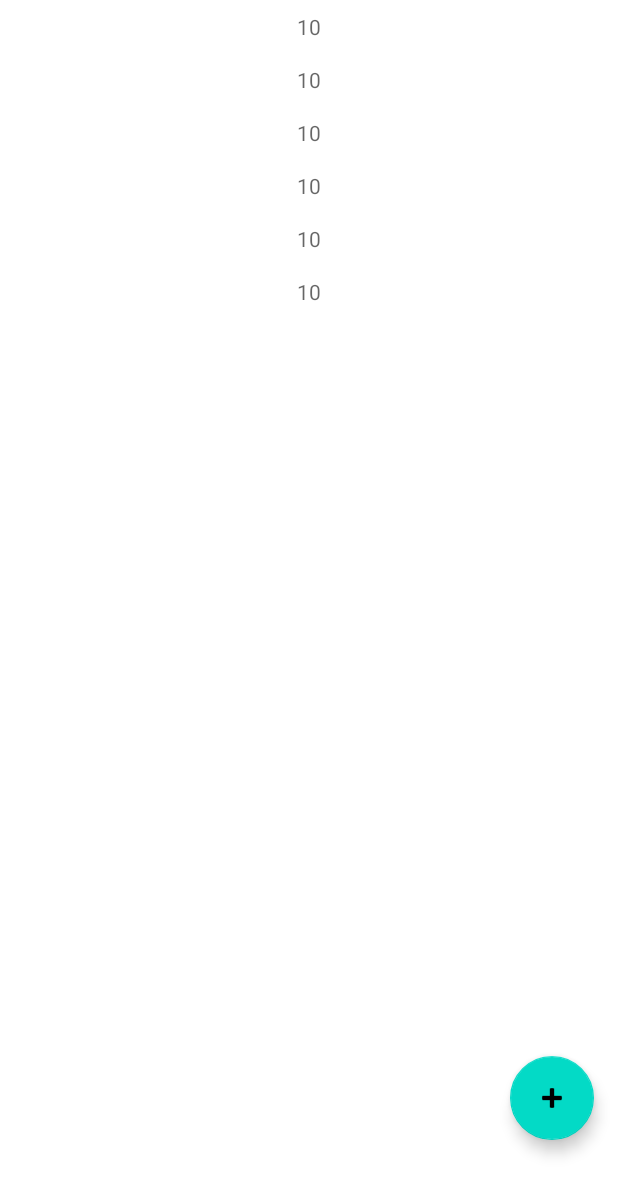
After one commit to technicholy/TaskyMcTaskface, an Android app: the layout fragment_main.xml on its own in the app's theme, with its tools: preview values and no code run, on a phone screen of 412 x 824 dp. The commit adds this screen. Shown: the top 1195 px of the screen. Run offline under Robolectric (Android 15) with nearby library versions, the phone set to English and light mode, and no system bars.

Commit message:
Creates list of numbers with button to add new numbers to list. Recycler view is fixed in place to prevent pushing te button off screen.

```diff
--- /dev/null
+++ b/app/src/main/java/com/example/taskymctaskface/data/local/model/Counter.kt
@@ -0,0 +1,4 @@
+package com.example.taskymctaskface.data.local.model
+
+
+data class Counter(val number: Number)
--- /dev/null
+++ b/app/src/main/res/layout/fragment_main.xml
@@ -0,0 +1,39 @@
+<?xml version="1.0" encoding="utf-8"?>
+<androidx.constraintlayout.widget.ConstraintLayout xmlns:android="http://schemas.android.com/apk/res/android"
+    xmlns:app="http://schemas.android.com/apk/res-auto"
+    xmlns:tools="http://schemas.android.com/tools"
+    android:layout_width="match_parent"
+    android:layout_height="match_parent"
+    tools:context=".MainActivity">
+
+    <androidx.recyclerview.widget.RecyclerView
+        android:id="@+id/main_rv"
+        android:layout_width="0dp"
+        android:layout_height="0dp"
+        app:layout_constraintBottom_toTopOf="@id/add_new_number_btn"
+        app:layout_constraintLeft_toLeftOf="parent"
+        app:layout_constraintRight_toRightOf="parent"
+        app:layout_constraintTop_toTopOf="parent"
+        tools:itemCount="10"
+        tools:listitem="@layout/text_row_item" />
+
+    <com.google.android.material.floatingactionbutton.FloatingActionButton
+        android:id="@+id/add_new_number_btn"
+        android:layout_width="wrap_content"
+        android:layout_height="wrap_content"
+        android:layout_marginTop="8dp"
+        android:layout_marginEnd="16dp"
+        android:layout_marginBottom="64dp"
+        android:clickable="true"
+        android:contentDescription="@string/add_new_number"
+        android:focusable="true"
+        android:src="@android:drawable/ic_input_add"
+        app:layout_constraintBottom_toBottomOf="parent"
+        app:layout_constraintEnd_toEndOf="parent"
+        app:layout_constraintHorizontal_bias="1.0"
+        app:layout_constraintStart_toStartOf="parent"
+        app:layout_constraintTop_toBottomOf="@+id/main_rv"
+        app:layout_constraintVertical_bias="0.06" />
+
+
+</androidx.constraintlayout.widget.ConstraintLayout>
--- /dev/null
+++ b/app/src/main/res/layout/text_row_item.xml
@@ -0,0 +1,16 @@
+<?xml version="1.0" encoding="utf-8"?>
+<FrameLayout xmlns:android="http://schemas.android.com/apk/res/android"
+    xmlns:tools="http://schemas.android.com/tools"
+    android:layout_width="match_parent"
+    android:layout_height="wrap_content"
+    android:gravity="end|center_horizontal">
+
+    <TextView
+        android:id="@+id/textView"
+        android:layout_width="match_parent"
+        android:layout_height="wrap_content"
+        android:gravity="center_horizontal"
+        android:padding="8dp"
+        tools:hint="10"
+        tools:viewBindingType="android.widget.TextView" />
+</FrameLayout>
```
Also changed, not shown: app/src/main/java/com/example/taskymctaskface/MainActivity.kt (+15 -4 lines), app/src/main/java/com/example/taskymctaskface/ui/adapter/MainActivityAdapter.kt (added, +47 -0 lines), app/src/main/java/com/example/taskymctaskface/ui/fragments/MainFragment.kt (added, +68 -0 lines), app/src/main/java/com/example/taskymctaskface/ui/viewmodels/MainActivityViewModel.kt (added, +34 -0 lines), app/src/main/java/com/example/taskymctaskface/ui/viewmodels/MainActivityViewModelFactory.kt (added, +14 -0 lines), app/src/main/res/layout/activity_main.xml (added, +7 -0 lines).
